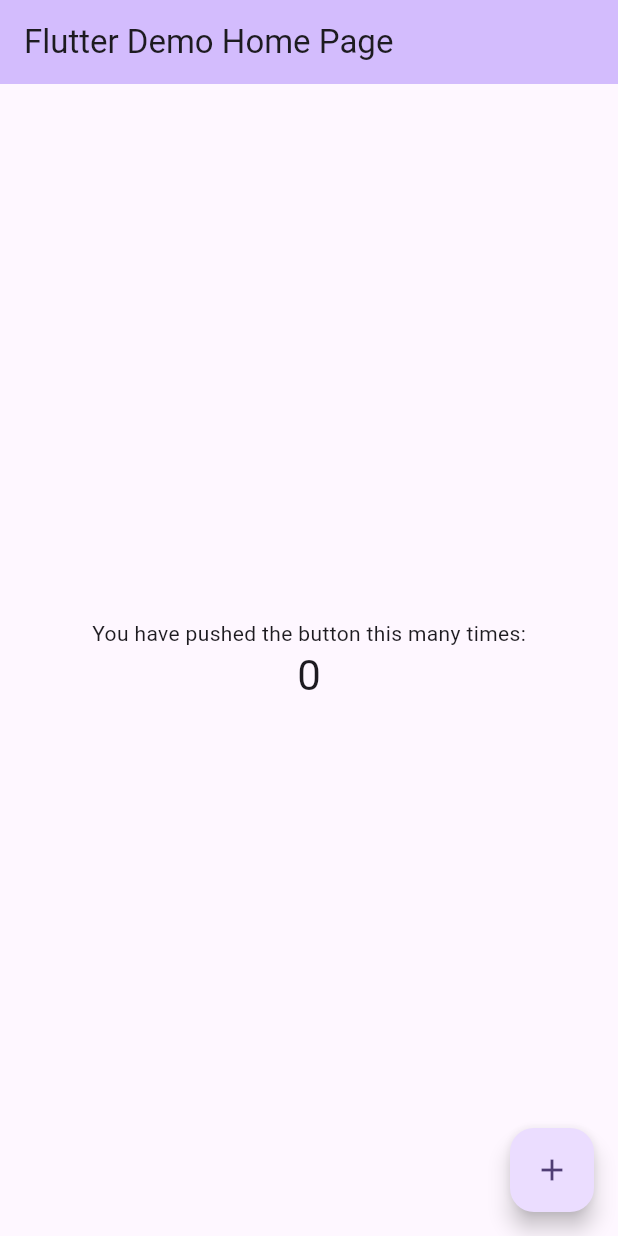
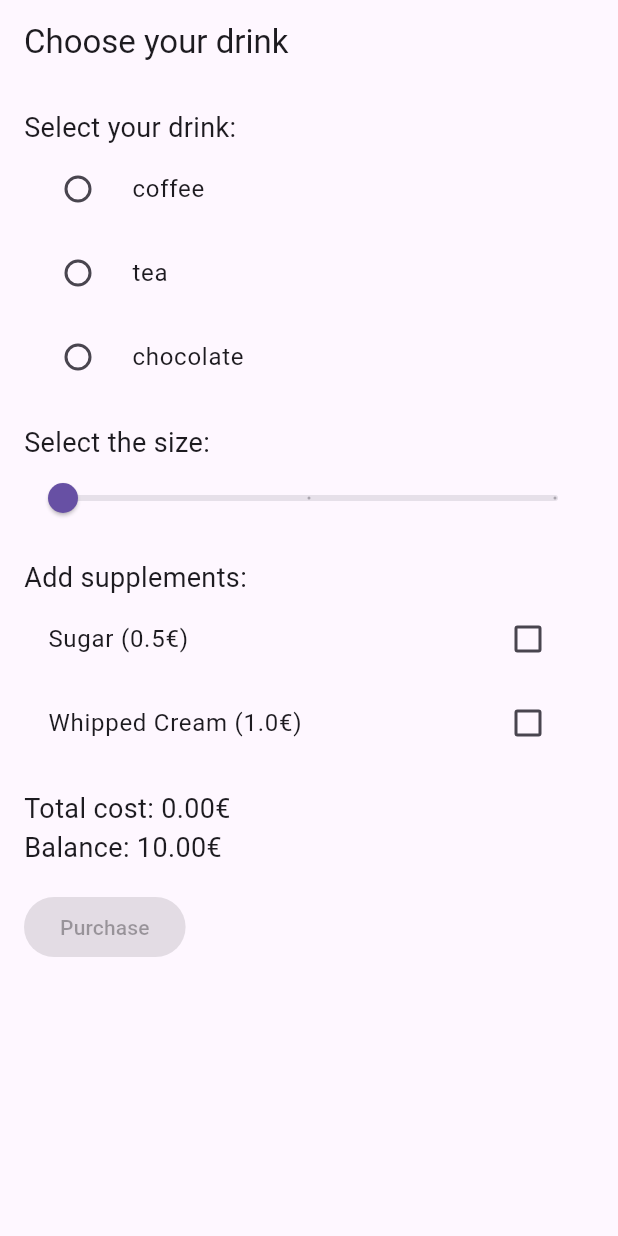
Before and after one commit to yacine-zitouni/Yacine-s-Coffeeshop, a Flutter app: the screen it shows after launch, on a phone screen of 412 x 824 dp. Run offline on Flutter 3.47's test engine with Material 3 defaults, Android fonts, the light colour scheme and no system bars; our stand-ins replace get_it.

Commit message:
construct view

```diff
--- a/lib/main.dart
+++ b/lib/main.dart
@@ -1,125 +1,182 @@
 import 'package:flutter/material.dart';
+import 'package:get_it/get_it.dart';
+import 'package:yacine_coffeeshop/data/drinks.dart';
+import 'package:yacine_coffeeshop/repository/coffeeshop.dart';
+import 'package:yacine_coffeeshop/repository/repository.dart';
 
 void main() {
-  runApp(const MyApp());
+  GetIt.instance.registerSingleton<Repository>(Coffeeshop());
+  runApp(DrinkOrderApp());
 }
 
-class MyApp extends StatelessWidget {
-  const MyApp({super.key});
-
-  // This widget is the root of your application.
+class DrinkOrderApp extends StatelessWidget {
+  Coffeeshop coffeeshop = Coffeeshop();
   @override
   Widget build(BuildContext context) {
     return MaterialApp(
-      title: 'Flutter Demo',
-      theme: ThemeData(
-        // This is the theme of your application.
-        //
-        // TRY THIS: Try running your application with "flutter run". You'll see
-        // the application has a purple toolbar. Then, without quitting the app,
-        // try changing the seedColor in the colorScheme below to Colors.green
-        // and then invoke "hot reload" (save your changes or press the "hot
-        // reload" button in a Flutter-supported IDE, or press "r" if you used
-        // the command line to start the app).
-        //
-        // Notice that the counter didn't reset back to zero; the application
-        // state is not lost during the reload. To reset the state, use hot
-        // restart instead.
-        //
-        // This works for code too, not just values: Most code changes can be
-        // tested with just a hot reload.
-        colorScheme: ColorScheme.fromSeed(seedColor: Colors.deepPurple),
-        useMaterial3: true,
-      ),
-      home: const MyHomePage(title: 'Flutter Demo Home Page'),
+      title: 'Drink Order',
+      home: DrinkSelectionScreen(),
     );
   }
 }
 
-class MyHomePage extends StatefulWidget {
-  const MyHomePage({super.key, required this.title});
-
-  // This widget is the home page of your application. It is stateful, meaning
-  // that it has a State object (defined below) that contains fields that affect
-  // how it looks.
-
-  // This class is the configuration for the state. It holds the values (in this
-  // case the title) provided by the parent (in this case the App widget) and
-  // used by the build method of the State. Fields in a Widget subclass are
-  // always marked "final".
-
-  final String title;
-
+class DrinkSelectionScreen extends StatefulWidget {
   @override
-  State<MyHomePage> createState() => _MyHomePageState();
+  _DrinkSelectionScreenState createState() => _DrinkSelectionScreenState();
 }
 
-class _MyHomePageState extends State<MyHomePage> {
-  int _counter = 0;
+class _DrinkSelectionScreenState extends State<DrinkSelectionScreen> {
 
-  void _incrementCounter() {
-    setState(() {
-      // This call to setState tells the Flutter framework that something has
-      // changed in this State, which causes it to rerun the build method below
-      // so that the display can reflect the updated values. If we changed
-      // _counter without calling setState(), then the build method would not be
-      // called again, and so nothing would appear to happen.
-      _counter++;
-    });
+  final drinks = GetIt.instance<Repository>().drinks;
+
+  DrinkType? _selectedDrink;
+  DrinkSize _selectedSize = DrinkSize.small;
+  bool _hasSugar = false;
+  bool _hasWhippedCream = false;
+  double _userBalance = 10.0; // Montant disponible sur la carte du client.
+
+  double get _totalCost {
+    if (_selectedDrink == null) return 0.0;
+    double baseCost = drinks[_selectedDrink]![_selectedSize]!;
+    if (_hasSugar) baseCost += 0.5;
+    if (_hasWhippedCream) baseCost += 1.0;
+    return baseCost;
   }
 
   @override
   Widget build(BuildContext context) {
-    // This method is rerun every time setState is called, for instance as done
-    // by the _incrementCounter method above.
-    //
-    // The Flutter framework has been optimized to make rerunning build methods
-    // fast, so that you can just rebuild anything that needs updating rather
-    // than having to individually change instances of widgets.
     return Scaffold(
       appBar: AppBar(
-        // TRY THIS: Try changing the color here to a specific color (to
-        // Colors.amber, perhaps?) and trigger a hot reload to see the AppBar
-        // change color while the other colors stay the same.
-        backgroundColor: Theme.of(context).colorScheme.inversePrimary,
-        // Here we take the value from the MyHomePage object that was created by
-        // the App.build method, and use it to set our appbar title.
-        title: Text(widget.title),
+        title: Text('Choose your drink'),
       ),
-      body: Center(
-        // Center is a layout widget. It takes a single child and positions it
-        // in the middle of the parent.
+      body: Padding(
+        padding: const EdgeInsets.all(16.0),
         child: Column(
-          // Column is also a layout widget. It takes a list of children and
-          // arranges them vertically. By default, it sizes itself to fit its
-          // children horizontally, and tries to be as tall as its parent.
-          //
-          // Column has various properties to control how it sizes itself and
-          // how it positions its children. Here we use mainAxisAlignment to
-          // center the children vertically; the main axis here is the vertical
-          // axis because Columns are vertical (the cross axis would be
-          // horizontal).
-          //
-          // TRY THIS: Invoke "debug painting" (choose the "Toggle Debug Paint"
-          // action in the IDE, or press "p" in the console), to see the
-          // wireframe for each widget.
-          mainAxisAlignment: MainAxisAlignment.center,
-          children: <Widget>[
-            const Text(
-              'You have pushed the button this many times:',
+          crossAxisAlignment: CrossAxisAlignment.start,
+          children: [
+            Text('Select your drink:', style: TextStyle(fontSize: 18)),
+            Column(
+              children: DrinkType.values.map((drink) {
+                return RadioListTile<DrinkType>(
+                  title: Text(drink.toString().split('.').last),
+                  value: drink,
+                  groupValue: _selectedDrink,
+                  onChanged: (DrinkType? value) {
+                    setState(() {
+                      _selectedDrink = value;
+                    });
+                  },
+                );
+              }).toList(),
             ),
-            Text(
-              '$_counter',
-              style: Theme.of(context).textTheme.headlineMedium,
+            SizedBox(height: 16),
+            Text('Select the size:', style: TextStyle(fontSize: 18)),
+            Slider(
+              value: _selectedSize.index.toDouble(),
+              min: 0,
+              max: DrinkSize.values.length - 1.0,
+              divisions: 2,
+              label: _selectedSize.toString().split('.').last,
+              onChanged: (value) {
+                setState(() {
+                  _selectedSize = DrinkSize.values[value.toInt()];
+                });
+              },
+            ),
+            SizedBox(height: 16),
+            Text('Add supplements:', style: TextStyle(fontSize: 18)),
+            CheckboxListTile(
+              title: Text('Sugar (0.5€)'),
+              value: _hasSugar,
+              onChanged: (bool? value) {
+                setState(() {
+                  _hasSugar = value ?? false;
+                });
+              },
+            ),
+            CheckboxListTile(
+              title: Text('Whipped Cream (1.0€)'),
+              value: _hasWhippedCream,
+              onChanged: (bool? value) {
+                setState(() {
+                  _hasWhippedCream = value ?? false;
+                });
+              },
+            ),
+            SizedBox(height: 16),
+            Text('Total cost: ${_totalCost.toStringAsFixed(2)}€',
+                style: TextStyle(fontSize: 18)),
+            Text('Balance: ${_userBalance.toStringAsFixed(2)}€',
+                style: TextStyle(fontSize: 18)),
+            SizedBox(height: 16),
+            ElevatedButton(
+              onPressed: _selectedDrink != null && _totalCost <= _userBalance
+                  ? () {
+                      Navigator.push(
+                        context,
+                        MaterialPageRoute(
+                          builder: (context) => ConfirmationScreen(
+                            drink: _selectedDrink!,
+                            size: _selectedSize,
+                            sugar: _hasSugar,
+                            whippedCream: _hasWhippedCream,
+                            totalCost: _totalCost,
+                          ),
+                        ),
+                      );
+                    }
+                  : null,
+              child: Text('Purchase'),
             ),
           ],
         ),
       ),
-      floatingActionButton: FloatingActionButton(
-        onPressed: _incrementCounter,
-        tooltip: 'Increment',
-        child: const Icon(Icons.add),
-      ), // This trailing comma makes auto-formatting nicer for build methods.
     );
   }
 }
+
+class ConfirmationScreen extends StatelessWidget {
+  final DrinkType drink;
+  final DrinkSize size;
+  final bool sugar;
+  final bool whippedCream;
+  final double totalCost;
+
+  ConfirmationScreen({
+    required this.drink,
+    required this.size,
+    required this.sugar,
+    required this.whippedCream,
+    required this.totalCost,
+  });
+
+  @override
+  Widget build(BuildContext context) {
+    return Scaffold(
+      appBar: AppBar(
+        title: Text('Order Confirmation'),
+      ),
+      body: Padding(
+        padding: const EdgeInsets.all(16.0),
+        child: Column(
+          crossAxisAlignment: CrossAxisAlignment.start,
+          children: [
+            Text('Order Details:', style: TextStyle(fontSize: 18)),
+            Text('Drink: ${drink.toString().split('.').last}'),
+            Text('Size: ${size.toString().split('.').last}'),
+            Text('Sugar: ${sugar ? "Yes" : "No"}'),
+            Text('Whipped Cream: ${whippedCream ? "Yes" : "No"}'),
+            Text('Total Cost: ${totalCost.toStringAsFixed(2)}€'),
+            SizedBox(height: 16),
+            ElevatedButton(
+              onPressed: () {
+                Navigator.pop(context);
+              },
+              child: Text('Back to menu'),
+            ),
+          ],
+        ),
+      ),
+    );
+  }
+}
```
Also changed, not shown: lib/select_drink.dart (added, +20 -0 lines).
